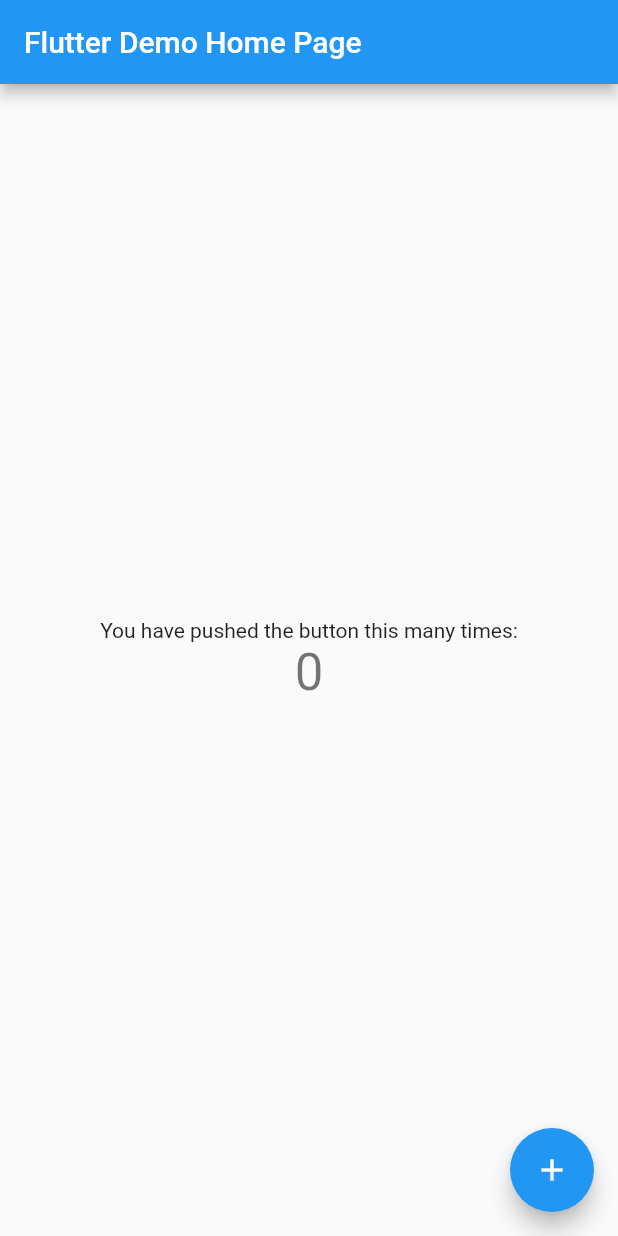
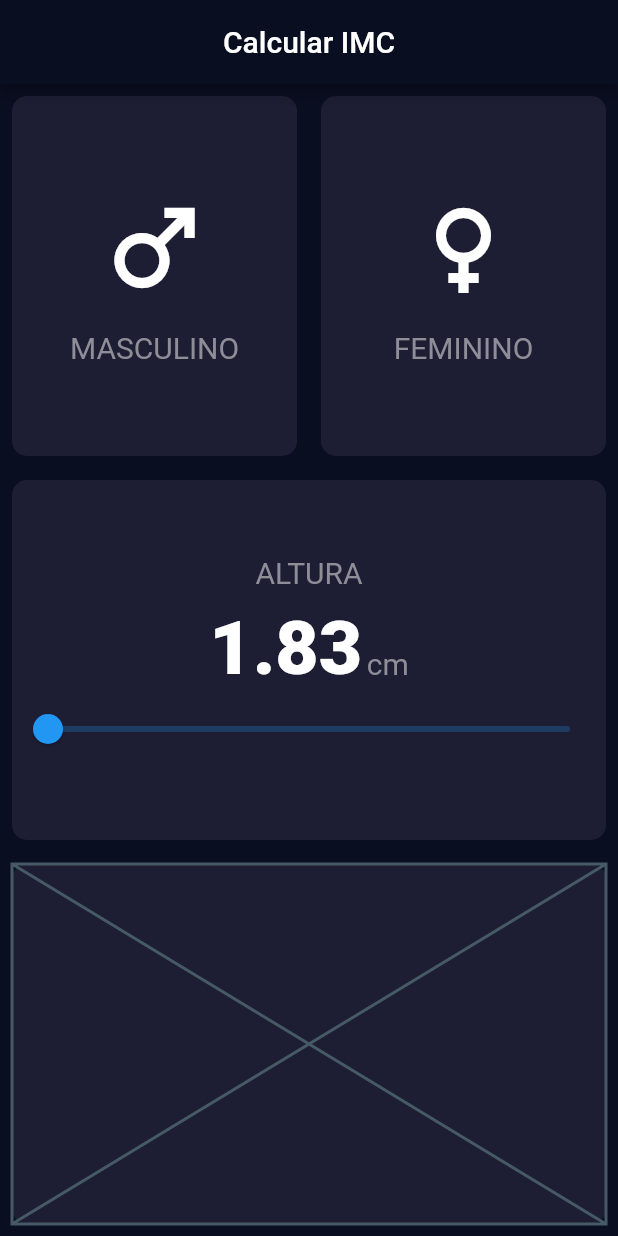
Before and after one commit to guilherme-or/calculadora_imc, a Flutter app: the screen it shows after launch, on a phone screen of 412 x 824 dp. Run offline on Flutter 3.47's test engine with Material 2 defaults, Android fonts, the phone set to English and light mode, and no system bars.

Commit message:
Primeira parte dos widgets

```diff
--- /dev/null
+++ b/lib/components/custom_card.dart
@@ -0,0 +1,23 @@
+import 'package:calculadora_imc/constants.dart';
+import 'package:flutter/material.dart';
+
+class CustomCard extends StatelessWidget {
+  final Widget child;
+
+  const CustomCard({
+    Key? key,
+    required this.child,
+  }) : super(key: key);
+
+  @override
+  Widget build(BuildContext context) {
+    return Container(
+      decoration: BoxDecoration(
+        color: kActiveCardColour,
+        borderRadius: BorderRadius.circular(10.0),
+      ),
+      margin: const EdgeInsets.all(8.0),
+      child: child,
+    );
+  }
+}
--- /dev/null
+++ b/lib/components/icon_content.dart
@@ -0,0 +1,33 @@
+import 'package:calculadora_imc/constants.dart';
+import 'package:flutter/material.dart';
+
+class IconContent extends StatelessWidget {
+  final IconData icon;
+  final String name;
+
+  const IconContent({
+    Key? key,
+    required this.icon,
+    required this.name
+  }) : super(key: key);
+
+  @override
+  Widget build(BuildContext context) {
+    return Column(
+      mainAxisAlignment: MainAxisAlignment.center,
+      children: [
+        Icon(
+          icon,
+          size: 80.0,
+        ),
+        const SizedBox(
+          height: 15.0,
+        ),
+        Text(
+          name,
+          style: kLabelTextStyle,
+        ),
+      ],
+    );
+  }
+}
--- /dev/null
+++ b/lib/constants.dart
@@ -0,0 +1,15 @@
+import 'package:flutter/material.dart';
+
+const kBackgroundColor = Color(0xFF0A0E21);
+const kActiveCardColour = Color(0xFF1D1E33);
+const kInactiveCardColour = Color(0xFF111328);
+
+const kLabelTextStyle = TextStyle(
+  fontSize: 20.0,
+  color: Color(0xFF8D8E98),
+);
+
+const kNumberTextStyle = TextStyle(
+  fontSize: 50.0,
+  fontWeight: FontWeight.w900,
+);
--- a/lib/main.dart
+++ b/lib/main.dart
@@ -1,3 +1,5 @@
+import 'package:calculadora_imc/constants.dart';
+import 'package:calculadora_imc/pages/calculadora_page.dart';
 import 'package:flutter/material.dart';
 
 void main() {
@@ -7,109 +9,19 @@ void main() {
 class MyApp extends StatelessWidget {
   const MyApp({Key? key}) : super(key: key);
 
-  // This widget is the root of your application.
   @override
   Widget build(BuildContext context) {
     return MaterialApp(
-      title: 'Flutter Demo',
-      theme: ThemeData(
-        // This is the theme of your application.
-        //
-        // Try running your application with "flutter run". You'll see the
-        // application has a blue toolbar. Then, without quitting the app, try
-        // changing the primarySwatch below to Colors.green and then invoke
-        // "hot reload" (press "r" in the console where you ran "flutter run",
-        // or simply save your changes to "hot reload" in a Flutter IDE).
-        // Notice that the counter didn't reset back to zero; the application
-        // is not restarted.
-        primarySwatch: Colors.blue,
+      debugShowCheckedModeBanner: false,
+      title: 'Calculadora IMC',
+      home: CalculadoraPage(),
+      theme: ThemeData.dark().copyWith(
+        primaryColor: kBackgroundColor,
+        scaffoldBackgroundColor: kBackgroundColor,
+        appBarTheme: const AppBarTheme().copyWith(
+          backgroundColor: kBackgroundColor,
+        ),
       ),
-      home: const MyHomePage(title: 'Flutter Demo Home Page'),
     );
   }
 }
-
-class MyHomePage extends StatefulWidget {
-  const MyHomePage({Key? key, required this.title}) : super(key: key);
-
-  // This widget is the home page of your application. It is stateful, meaning
-  // that it has a State object (defined below) that contains fields that affect
-  // how it looks.
-
-  // This class is the configuration for the state. It holds the values (in this
-  // case the title) provided by the parent (in this case the App widget) and
-  // used by the build method of the State. Fields in a Widget subclass are
-  // always marked "final".
-
-  final String title;
-
-  @override
-  State<MyHomePage> createState() => _MyHomePageState();
-}
-
-class _MyHomePageState extends State<MyHomePage> {
-  int _counter = 0;
-
-  void _incrementCounter() {
-    setState(() {
-      // This call to setState tells the Flutter framework that something has
-      // changed in this State, which causes it to rerun the build method below
-      // so that the display can reflect the updated values. If we changed
-      // _counter without calling setState(), then the build method would not be
-      // called again, and so nothing would appear to happen.
-      _counter++;
-    });
-  }
-
-  @override
-  Widget build(BuildContext context) {
-    // This method is rerun every time setState is called, for instance as done
-    // by the _incrementCounter method above.
-    //
-    // The Flutter framework has been optimized to make rerunning build methods
-    // fast, so that you can just rebuild anything that needs updating rather
-    // than having to individually change instances of widgets.
-    return Scaffold(
-      appBar: AppBar(
-        // Here we take the value from the MyHomePage object that was created by
-        // the App.build method, and use it to set our appbar title.
-        title: Text(widget.title),
-      ),
-      body: Center(
-        // Center is a layout widget. It takes a single child and positions it
-        // in the middle of the parent.
-        child: Column(
-          // Column is also a layout widget. It takes a list of children and
-          // arranges them vertically. By default, it sizes itself to fit its
-          // children horizontally, and tries to be as tall as its parent.
-          //
-          // Invoke "debug painting" (press "p" in the console, choose the
-          // "Toggle Debug Paint" action from the Flutter Inspector in Android
-          // Studio, or the "Toggle Debug Paint" command in Visual Studio Code)
-          // to see the wireframe for each widget.
-          //
-          // Column has various properties to control how it sizes itself and
-          // how it positions its children. Here we use mainAxisAlignment to
-          // center the children vertically; the main axis here is the vertical
-          // axis because Columns are vertical (the cross axis would be
-          // horizontal).
-          mainAxisAlignment: MainAxisAlignment.center,
-          children: <Widget>[
-            const Text(
-              'You have pushed the button this many times:',
-            ),
-            Text(
-              '$_counter',
-              style: Theme.of(context).textTheme.headline4,
-            ),
-          ],
-        ),
-      ),
-      floatingActionButton: FloatingActionButton(
-        onPressed: _incrementCounter,
-        tooltip: 'Increment',
-        child: const Icon(Icons.add),
-      ), // This trailing comma makes auto-formatting nicer for build methods.
-    );
-  }
-}
--- /dev/null
+++ b/lib/pages/calculadora_page.dart
@@ -0,0 +1,87 @@
+import 'package:calculadora_imc/components/custom_card.dart';
+import 'package:calculadora_imc/components/icon_content.dart';
+import 'package:calculadora_imc/constants.dart';
+import 'package:flutter/material.dart';
+
+class CalculadoraPage extends StatelessWidget {
+  const CalculadoraPage({Key? key}) : super(key: key);
+
+  @override
+  Widget build(BuildContext context) {
+    return Scaffold(
+      appBar: AppBar(
+        title: Text("Calcular IMC"),
+        centerTitle: true,
+      ),
+      body: Column(
+        children: [
+          Expanded(
+            child: Row(
+              children: [
+                Expanded(
+                  child: CustomCard(
+                    child: IconContent(
+                      icon: Icons.male,
+                      name: "MASCULINO",
+                    ),
+                  ),
+                ),
+                Expanded(
+                  child: CustomCard(
+                    child: IconContent(
+                      icon: Icons.female,
+                      name: "FEMININO",
+                    ),
+                  ),
+                ),
+              ],
+            ),
+          ),
+          Expanded(
+            child: CustomCard(
+              child: Column(
+                mainAxisAlignment: MainAxisAlignment.center,
+                children: [
+                  Text(
+                    "ALTURA",
+                    style: kLabelTextStyle,
+                  ),
+                  const SizedBox(
+                    height: 10.0,
+                  ),
+                  Row(
+                    mainAxisAlignment: MainAxisAlignment.center,
+                    crossAxisAlignment: CrossAxisAlignment.baseline,
+                    textBaseline: TextBaseline.alphabetic,
+                    children: [
+                      Text(
+                        "1.83",
+                        style: kNumberTextStyle,
+                      ),
+                      const SizedBox(
+                        width: 3.0,
+                      ),
+                      Text(
+                        "cm",
+                        style: kLabelTextStyle,
+                      ),
+                    ],
+                  ),
+                  Slider(
+                    value: 0,
+                    onChanged: (double value) {},
+                  )
+                ],
+              ),
+            ),
+          ),
+          Expanded(
+            child: CustomCard(
+              child: Placeholder(),
+            ),
+          ),
+        ],
+      ),
+    );
+  }
+}
```
